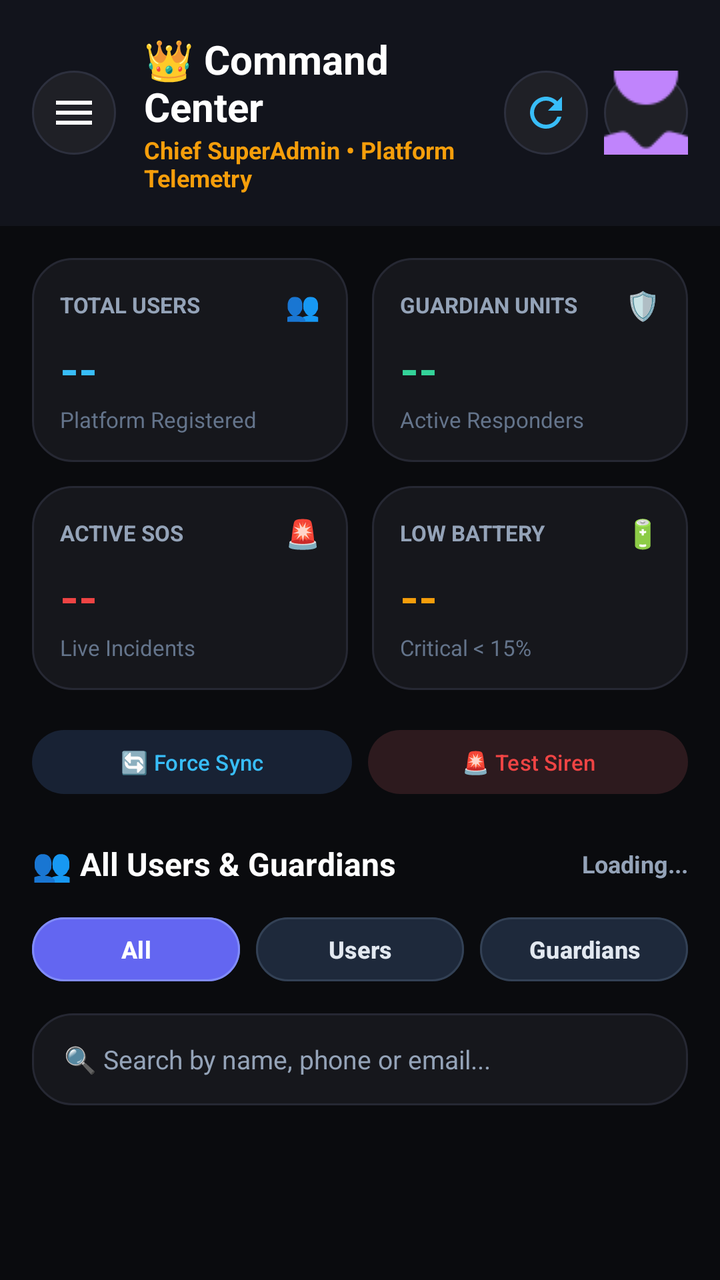
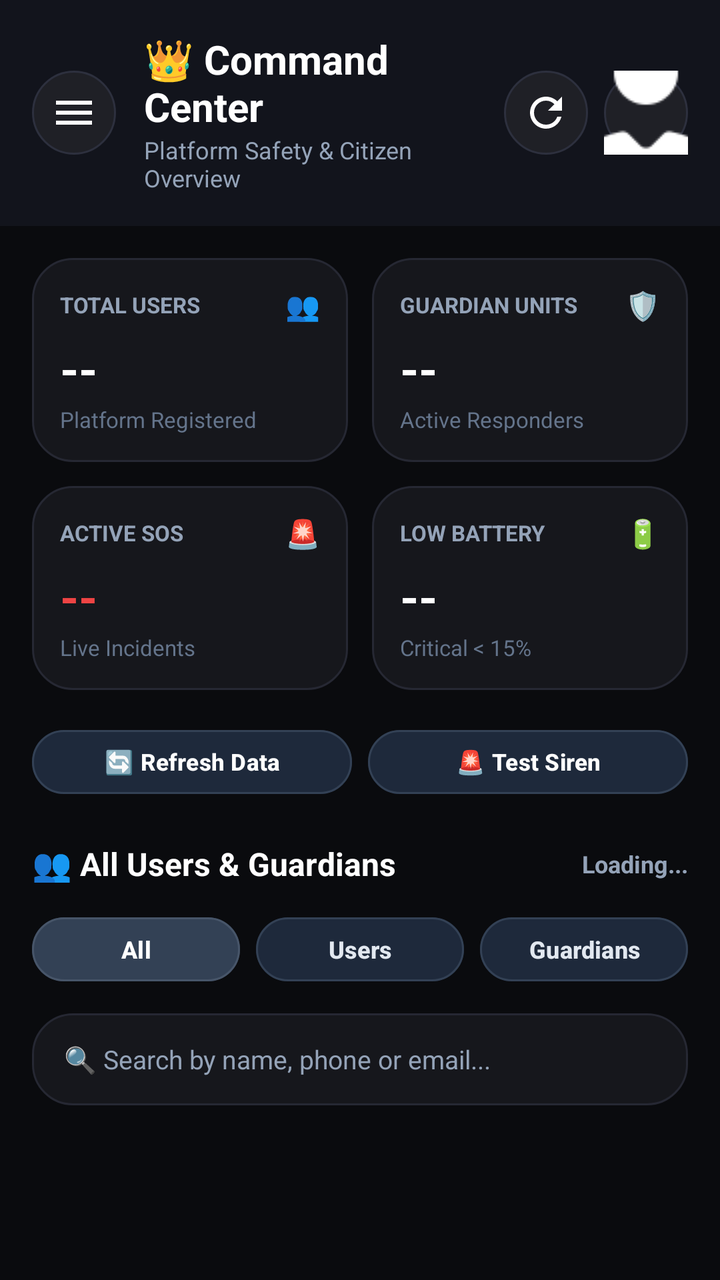

Before-and-after screenshots of an Android layout around one commit, followed by the original layout XML and the change that was made.
<!-- AndroidManifest.xml: application theme Theme.SheGuard -->
<!-- res/layout/fragment_super_admin_home.xml -->
<?xml version="1.0" encoding="utf-8"?>
<androidx.coordinatorlayout.widget.CoordinatorLayout xmlns:android="http://schemas.android.com/apk/res/android"
    xmlns:app="http://schemas.android.com/apk/res-auto"
    xmlns:tools="http://schemas.android.com/tools"
    android:layout_width="match_parent"
    android:layout_height="match_parent"
    android:background="#0A0B0E"
    android:fitsSystemWindows="true">

    <com.google.android.material.appbar.AppBarLayout
        android:id="@+id/app_bar_layout"
        android:layout_width="match_parent"
        android:layout_height="wrap_content"
        android:background="#12141C"
        app:elevation="2dp">

        <LinearLayout
            android:layout_width="match_parent"
            android:layout_height="wrap_content"
            android:orientation="horizontal"
            android:gravity="center_vertical"
            android:paddingStart="16dp"
            android:paddingEnd="16dp"
            android:paddingTop="16dp"
            android:paddingBottom="16dp">

            <ImageButton
                android:id="@+id/btn_menu"
                android:layout_width="42dp"
                android:layout_height="42dp"
                android:background="@drawable/bg_circle_info"
                android:src="@drawable/ic_menu"
                app:tint="#FFFFFF"
                android:contentDescription="Menu" />

            <LinearLayout
                android:layout_width="0dp"
                android:layout_height="wrap_content"
                android:layout_weight="1"
                android:layout_marginStart="14dp"
                android:orientation="vertical">

                <TextView
                    android:layout_width="wrap_content"
                    android:layout_height="wrap_content"
                    android:text="👑 Command Center"
                    android:textColor="#FFFFFF"
                    android:textSize="20sp"
                    android:textStyle="bold" />

                <TextView
                    android:id="@+id/tv_admin_subtitle"
                    android:layout_width="wrap_content"
                    android:layout_height="wrap_content"
                    android:text="Chief SuperAdmin • Platform Telemetry"
                    android:textColor="#F59E0B"
                    android:textSize="12sp"
                    android:textStyle="bold" />
            </LinearLayout>

            <ImageButton
                android:id="@+id/btn_refresh"
                android:layout_width="42dp"
                android:layout_height="42dp"
                android:background="@drawable/bg_circle_info"
                android:src="@drawable/ic_refresh"
                app:tint="#38BDF8"
                android:layout_marginEnd="8dp"
                android:contentDescription="Refresh" />

            <ImageButton
                android:id="@+id/btn_top_profile"
                android:layout_width="42dp"
                android:layout_height="42dp"
                android:background="@drawable/bg_circle_info"
                android:src="@drawable/ic_profile"
                app:tint="#C084FC"
                android:contentDescription="Profile" />
        </LinearLayout>
    </com.google.android.material.appbar.AppBarLayout>

    <androidx.core.widget.NestedScrollView
        android:layout_width="match_parent"
        android:layout_height="match_parent"
        android:fillViewport="true"
        app:layout_behavior="@string/appbar_scrolling_view_behavior">

        <LinearLayout
            android:layout_width="match_parent"
            android:layout_height="wrap_content"
            android:orientation="vertical"
            android:padding="16dp">

            
            <LinearLayout
                android:layout_width="match_parent"
                android:layout_height="wrap_content"
                android:orientation="horizontal"
                android:baselineAligned="false">

                
                <LinearLayout
                    android:layout_width="0dp"
                    android:layout_height="wrap_content"
                    android:layout_weight="1"
                    android:layout_marginEnd="6dp"
                    android:background="@drawable/bg_card_safety_dark"
                    android:orientation="vertical"
                    android:padding="14dp">

                    <LinearLayout
                        android:layout_width="match_parent"
                        android:layout_height="wrap_content"
                        android:orientation="horizontal"
                        android:gravity="center_vertical">

                        <TextView
                            android:layout_width="0dp"
                            android:layout_height="wrap_content"
                            android:layout_weight="1"
                            android:text="TOTAL USERS"
                            android:textColor="#94A3B8"
                            android:textSize="11sp"
                            android:textStyle="bold" />

                        <TextView
                            android:layout_width="wrap_content"
                            android:layout_height="wrap_content"
                            android:text="👥"
                            android:textSize="14sp" />
                    </LinearLayout>

                    <TextView
                        android:id="@+id/tv_stat_total_users"
                        android:layout_width="wrap_content"
                        android:layout_height="wrap_content"
                        android:layout_marginTop="6dp"
                        android:text="--"
                        android:textColor="#38BDF8"
                        android:textSize="24sp"
                        android:textStyle="bold" />

                    <TextView
                        android:layout_width="wrap_content"
                        android:layout_height="wrap_content"
                        android:layout_marginTop="2dp"
                        android:text="Platform Registered"
                        android:textColor="#64748B"
                        android:textSize="11sp" />
                </LinearLayout>

                
                <LinearLayout
                    android:layout_width="0dp"
                    android:layout_height="wrap_content"
                    android:layout_weight="1"
                    android:layout_marginStart="6dp"
                    android:background="@drawable/bg_card_safety_dark"
                    android:orientation="vertical"
                    android:padding="14dp">

                    <LinearLayout
                        android:layout_width="match_parent"
                        android:layout_height="wrap_content"
                        android:orientation="horizontal"
                        android:gravity="center_vertical">

                        <TextView
                            android:layout_width="0dp"
                            android:layout_height="wrap_content"
                            android:layout_weight="1"
                            android:text="GUARDIAN UNITS"
                            android:textColor="#94A3B8"
                            android:textSize="11sp"
                            android:textStyle="bold" />

                        <TextView
                            android:layout_width="wrap_content"
                            android:layout_height="wrap_content"
                            android:text="🛡️"
                            android:textSize="14sp" />
                    </LinearLayout>

                    <TextView
                        android:id="@+id/tv_stat_guardians"
                        android:layout_width="wrap_content"
                        android:layout_height="wrap_content"
                        android:layout_marginTop="6dp"
                        android:text="--"
                        android:textColor="#34D399"
                        android:textSize="24sp"
                        android:textStyle="bold" />

                    <TextView
                        android:layout_width="wrap_content"
                        android:layout_height="wrap_content"
                        android:layout_marginTop="2dp"
                        android:text="Active Responders"
                        android:textColor="#64748B"
                        android:textSize="11sp" />
                </LinearLayout>
            </LinearLayout>

            <LinearLayout
                android:layout_width="match_parent"
                android:layout_height="wrap_content"
                android:layout_marginTop="12dp"
                android:orientation="horizontal"
                android:baselineAligned="false">

                
                <LinearLayout
                    android:layout_width="0dp"
                    android:layout_height="wrap_content"
                    android:layout_weight="1"
                    android:layout_marginEnd="6dp"
                    android:background="@drawable/bg_card_safety_dark"
                    android:orientation="vertical"
                    android:padding="14dp">

                    <LinearLayout
                        android:layout_width="match_parent"
                        android:layout_height="wrap_content"
                        android:orientation="horizontal"
                        android:gravity="center_vertical">

                        <TextView
                            android:layout_width="0dp"
                            android:layout_height="wrap_content"
                            android:layout_weight="1"
                            android:text="ACTIVE SOS"
                            android:textColor="#94A3B8"
                            android:textSize="11sp"
                            android:textStyle="bold" />

                        <TextView
                            android:layout_width="wrap_content"
                            android:layout_height="wrap_content"
                            android:text="🚨"
                            android:textSize="14sp" />
                    </LinearLayout>

                    <TextView
                        android:id="@+id/tv_stat_active_sos"
                        android:layout_width="wrap_content"
                        android:layout_height="wrap_content"
                        android:layout_marginTop="6dp"
                        android:text="--"
                        android:textColor="#EF4444"
                        android:textSize="24sp"
                        android:textStyle="bold" />

                    <TextView
                        android:layout_width="wrap_content"
                        android:layout_height="wrap_content"
                        android:layout_marginTop="2dp"
                        android:text="Live Incidents"
                        android:textColor="#64748B"
                        android:textSize="11sp" />
                </LinearLayout>

                
                <LinearLayout
                    android:layout_width="0dp"
                    android:layout_height="wrap_content"
                    android:layout_weight="1"
                    android:layout_marginStart="6dp"
                    android:background="@drawable/bg_card_safety_dark"
                    android:orientation="vertical"
                    android:padding="14dp">

                    <LinearLayout
                        android:layout_width="match_parent"
                        android:layout_height="wrap_content"
                        android:orientation="horizontal"
                        android:gravity="center_vertical">

                        <TextView
                            android:layout_width="0dp"
                            android:layout_height="wrap_content"
                            android:layout_weight="1"
                            android:text="LOW BATTERY"
                            android:textColor="#94A3B8"
                            android:textSize="11sp"
                            android:textStyle="bold" />

                        <TextView
                            android:layout_width="wrap_content"
                            android:layout_height="wrap_content"
                            android:text="🔋"
                            android:textSize="14sp" />
                    </LinearLayout>

                    <TextView
                        android:id="@+id/tv_stat_low_battery"
                        android:layout_width="wrap_content"
                        android:layout_height="wrap_content"
                        android:layout_marginTop="6dp"
                        android:text="--"
                        android:textColor="#F59E0B"
                        android:textSize="24sp"
                        android:textStyle="bold" />

                    <TextView
                        android:layout_width="wrap_content"
                        android:layout_height="wrap_content"
                        android:layout_marginTop="2dp"
                        android:text="Critical &lt; 15%"
                        android:textColor="#64748B"
                        android:textSize="11sp" />
                </LinearLayout>
            </LinearLayout>

            
            <LinearLayout
                android:id="@+id/layout_admin_distress_card"
                android:layout_width="match_parent"
                android:layout_height="wrap_content"
                android:layout_marginTop="16dp"
                android:background="@drawable/bg_card_safety_dark"
                android:orientation="vertical"
                android:padding="16dp"
                android:visibility="gone">

                <TextView
                    android:layout_width="wrap_content"
                    android:layout_height="wrap_content"
                    android:text="🚨 ACTIVE DISTRESS EMERGENCY IN PROGRESS"
                    android:textColor="#EF4444"
                    android:textSize="13sp"
                    android:textStyle="bold" />

                <TextView
                    android:id="@+id/tv_admin_sos_desc"
                    android:layout_width="wrap_content"
                    android:layout_height="wrap_content"
                    android:layout_marginTop="6dp"
                    android:text="Incident details loading..."
                    android:textColor="#FFFFFF"
                    android:textSize="13sp" />
            </LinearLayout>

            
            <LinearLayout
                android:layout_width="match_parent"
                android:layout_height="wrap_content"
                android:layout_marginTop="16dp"
                android:orientation="horizontal">

                <com.google.android.material.button.MaterialButton
                    android:id="@+id/btn_quick_resync"
                    style="@style/Widget.Material3.Button.TonalButton"
                    android:layout_width="0dp"
                    android:layout_height="40dp"
                    android:layout_weight="1"
                    android:layout_marginEnd="4dp"
                    android:text="🔄 Force Sync"
                    android:textColor="#38BDF8"
                    android:textSize="11sp"
                    app:backgroundTint="#182234"
                    app:cornerRadius="20dp" />

                <com.google.android.material.button.MaterialButton
                    android:id="@+id/btn_quick_siren"
                    style="@style/Widget.Material3.Button.TonalButton"
                    android:layout_width="0dp"
                    android:layout_height="40dp"
                    android:layout_weight="1"
                    android:layout_marginStart="4dp"
                    android:text="🚨 Test Siren"
                    android:textColor="#EF4444"
                    android:textSize="11sp"
                    app:backgroundTint="#2D1A1E"
                    app:cornerRadius="20dp" />
            </LinearLayout>

            
            <LinearLayout
                android:layout_width="match_parent"
                android:layout_height="wrap_content"
                android:layout_marginTop="20dp"
                android:layout_marginBottom="12dp"
                android:orientation="horizontal"
                android:gravity="center_vertical">

                <TextView
                    android:layout_width="0dp"
                    android:layout_height="wrap_content"
                    android:layout_weight="1"
                    android:text="👥 All Users &amp; Guardians"
                    android:textColor="#FFFFFF"
                    android:textSize="16sp"
                    android:textStyle="bold" />

                <TextView
                    android:id="@+id/tv_admin_user_count"
                    android:layout_width="wrap_content"
                    android:layout_height="wrap_content"
                    android:text="Loading..."
                    android:textColor="#94A3B8"
                    android:textSize="12sp"
                    android:textStyle="bold" />
            </LinearLayout>

            
            <LinearLayout
                android:layout_width="match_parent"
                android:layout_height="wrap_content"
                android:orientation="horizontal"
                android:layout_marginBottom="12dp">

                <com.google.android.material.button.MaterialButton
                    android:id="@+id/btn_filter_all"
                    android:layout_width="0dp"
                    android:layout_height="40dp"
                    android:layout_weight="1"
                    android:layout_marginEnd="4dp"
                    android:text="All"
                    android:textColor="#FFFFFF"
                    android:textSize="12sp"
                    android:textStyle="bold"
                    app:backgroundTint="#6366F1"
                    app:strokeColor="#818CF8"
                    app:strokeWidth="1dp"
                    app:cornerRadius="20dp" />

                <com.google.android.material.button.MaterialButton
                    android:id="@+id/btn_filter_users"
                    android:layout_width="0dp"
                    android:layout_height="40dp"
                    android:layout_weight="1"
                    android:layout_marginStart="4dp"
                    android:layout_marginEnd="4dp"
                    android:text="Users"
                    android:textColor="#E2E8F0"
                    android:textSize="12sp"
                    android:textStyle="bold"
                    app:backgroundTint="#1E293B"
                    app:strokeColor="#334155"
                    app:strokeWidth="1dp"
                    app:cornerRadius="20dp" />

                <com.google.android.material.button.MaterialButton
                    android:id="@+id/btn_filter_guardians"
                    android:layout_width="0dp"
                    android:layout_height="40dp"
                    android:layout_weight="1"
                    android:layout_marginStart="4dp"
                    android:text="Guardians"
                    android:textColor="#E2E8F0"
                    android:textSize="12sp"
                    android:textStyle="bold"
                    app:backgroundTint="#1E293B"
                    app:strokeColor="#334155"
                    app:strokeWidth="1dp"
                    app:cornerRadius="20dp" />
            </LinearLayout>

            
            <EditText
                android:id="@+id/et_search_directory"
                android:layout_width="match_parent"
                android:layout_height="46dp"
                android:background="@drawable/bg_card_safety_dark"
                android:hint="🔍 Search by name, phone or email..."
                android:textColorHint="#94A3B8"
                android:textColor="#FFFFFF"
                android:textSize="13sp"
                android:paddingStart="16dp"
                android:paddingEnd="16dp"
                android:layout_marginBottom="14dp"
                android:inputType="text" />

            
            <ProgressBar
                android:id="@+id/pb_admin_loading"
                android:layout_width="wrap_content"
                android:layout_height="wrap_content"
                android:layout_gravity="center_horizontal"
                android:layout_margin="24dp"
                android:indeterminateTint="#F59E0B"
                android:visibility="gone" />

            
            <LinearLayout
                android:id="@+id/layout_admin_directory_list"
                android:layout_width="match_parent"
                android:layout_height="wrap_content"
                android:orientation="vertical" />

        </LinearLayout>
    </androidx.core.widget.NestedScrollView>

</androidx.coordinatorlayout.widget.CoordinatorLayout>
<!-- resources referenced by this layout -->
<resources>
  <!-- drawable bg_card_safety_dark (drawable) -->
  <?xml version="1.0" encoding="utf-8"?>
  <shape xmlns:android="http://schemas.android.com/apk/res/android"
      android:shape="rectangle">
      <solid android:color="#16171C" />
      <corners android:radius="20dp" />
      <stroke
          android:width="1dp"
          android:color="#262833" />
  </shape>
  <!-- drawable bg_circle_info (drawable) -->
  <?xml version="1.0" encoding="utf-8"?>
  <shape xmlns:android="http://schemas.android.com/apk/res/android"
      android:shape="oval">
      <solid android:color="#1F2026" />
      <size
          android:width="40dp"
          android:height="40dp" />
      <stroke
          android:width="1dp"
          android:color="#2D303E" />
  </shape>
  <!-- drawable ic_menu (drawable) -->
  <vector xmlns:android="http://schemas.android.com/apk/res/android"
      android:width="24dp"
      android:height="24dp"
      android:viewportWidth="24"
      android:viewportHeight="24">
    <path
        android:fillColor="#FFFFFFFF"
        android:pathData="M3,18h18v-2L3,16v2zM3,13h18v-2L3,11v2zM3,6v2h18L21,6L3,6z"/>
  </vector>
  <!-- drawable ic_profile: png bitmap (drawable, 943 bytes) -->
  <!-- drawable ic_refresh (drawable) -->
  <vector xmlns:android="http://schemas.android.com/apk/res/android"
      android:width="24dp"
      android:height="24dp"
      android:viewportWidth="24"
      android:viewportHeight="24"
      android:tint="?attr/colorControlNormal">
    <path
        android:fillColor="@android:color/white"
        android:pathData="M17.65,6.35C16.2,4.9 14.21,4 12,4c-4.42,0 -7.99,3.58 -7.99,8s3.57,8 7.99,8c3.73,0 6.84,-2.55 7.73,-6h-2.08c-0.82,2.33 -3.04,4 -5.65,4 -3.31,0 -6,-2.69 -6,-6s2.69,-6 6,-6c1.66,0 3.14,0.69 4.22,1.78L13,11h7V4l-2.35,2.35z"/>
  </vector>
  <style name="Theme.SheGuard" parent="Base.Theme.SheGuard" />
  <style name="Base.Theme.SheGuard" parent="Theme.Material3.DayNight.NoActionBar">
          
          <item name="android:statusBarColor">@android:color/transparent</item>
          <item name="android:windowLightStatusBar">true</item>
  
          
          <item name="android:navigationBarColor">@android:color/transparent</item>
          <item name="android:windowLightNavigationBar">true</item>
  
          
          <item name="colorPrimary">@color/colorPrimary</item>
          <item name="colorPrimaryVariant">@color/colorPrimaryDark</item>
          <item name="colorSecondary">@color/colorAccent</item>
          <item name="android:windowBackground">@color/surface_background</item>
          <item name="colorSurface">@color/surface_card</item>
          <item name="colorOnSurface">@color/textColorPrimary</item>
      </style>
  <color name="colorPrimary">#FF2E93</color>
  <color name="colorPrimaryDark">#D81173</color>
  <color name="colorAccent">#10B981</color>
  <color name="surface_background">#F8FAFC</color>
  <color name="surface_card">#FFFFFF</color>
  <color name="textColorPrimary">#0F172A</color>
</resources>

<!-- the commit's change to res/layout/fragment_super_admin_home.xml (unified diff, before → after) -->
@@ -52,10 +52,9 @@
                     android:id="@+id/tv_admin_subtitle"
                     android:layout_width="wrap_content"
                     android:layout_height="wrap_content"
-                    android:text="Chief SuperAdmin • Platform Telemetry"
-                    android:textColor="#F59E0B"
-                    android:textSize="12sp"
-                    android:textStyle="bold" />
+                    android:text="Platform Safety &amp; Citizen Overview"
+                    android:textColor="#94A3B8"
+                    android:textSize="12sp" />
             </LinearLayout>
 
             <ImageButton
@@ -64,7 +63,7 @@
                 android:layout_height="42dp"
                 android:background="@drawable/bg_circle_info"
                 android:src="@drawable/ic_refresh"
-                app:tint="#38BDF8"
+                app:tint="#FFFFFF"
                 android:layout_marginEnd="8dp"
                 android:contentDescription="Refresh" />
 
@@ -74,7 +73,7 @@
                 android:layout_height="42dp"
                 android:background="@drawable/bg_circle_info"
                 android:src="@drawable/ic_profile"
-                app:tint="#C084FC"
+                app:tint="#FFFFFF"
                 android:contentDescription="Profile" />
         </LinearLayout>
     </com.google.android.material.appbar.AppBarLayout>
@@ -136,7 +135,7 @@
                         android:layout_height="wrap_content"
                         android:layout_marginTop="6dp"
                         android:text="--"
-                        android:textColor="#38BDF8"
+                        android:textColor="#FFFFFF"
                         android:textSize="24sp"
                         android:textStyle="bold" />
 
@@ -187,7 +186,7 @@
                         android:layout_height="wrap_content"
                         android:layout_marginTop="6dp"
                         android:text="--"
-                        android:textColor="#34D399"
+                        android:textColor="#FFFFFF"
                         android:textSize="24sp"
                         android:textStyle="bold" />
 
@@ -297,7 +296,7 @@
                         android:layout_height="wrap_content"
                         android:layout_marginTop="6dp"
                         android:text="--"
-                        android:textColor="#F59E0B"
+                        android:textColor="#FFFFFF"
                         android:textSize="24sp"
                         android:textStyle="bold" />
 
@@ -349,28 +348,32 @@
 
                 <com.google.android.material.button.MaterialButton
                     android:id="@+id/btn_quick_resync"
-                    style="@style/Widget.Material3.Button.TonalButton"
                     android:layout_width="0dp"
                     android:layout_height="40dp"
                     android:layout_weight="1"
                     android:layout_marginEnd="4dp"
-                    android:text="🔄 Force Sync"
-                    android:textColor="#38BDF8"
-                    android:textSize="11sp"
-                    app:backgroundTint="#182234"
+                    android:text="🔄 Refresh Data"
+                    android:textColor="#FFFFFF"
+                    android:textSize="11.5sp"
+                    android:textStyle="bold"
+                    app:backgroundTint="#1E293B"
+                    app:strokeColor="#334155"
+                    app:strokeWidth="1dp"
                     app:cornerRadius="20dp" />
 
                 <com.google.android.material.button.MaterialButton
                     android:id="@+id/btn_quick_siren"
-                    style="@style/Widget.Material3.Button.TonalButton"
                     android:layout_width="0dp"
                     android:layout_height="40dp"
                     android:layout_weight="1"
                     android:layout_marginStart="4dp"
                     android:text="🚨 Test Siren"
-                    android:textColor="#EF4444"
-                    android:textSize="11sp"
-                    app:backgroundTint="#2D1A1E"
+                    android:textColor="#FFFFFF"
+                    android:textSize="11.5sp"
+                    android:textStyle="bold"
+                    app:backgroundTint="#1E293B"
+                    app:strokeColor="#334155"
+                    app:strokeWidth="1dp"
                     app:cornerRadius="20dp" />
             </LinearLayout>
 
@@ -419,8 +422,8 @@
                     android:textColor="#FFFFFF"
                     android:textSize="12sp"
                     android:textStyle="bold"
-                    app:backgroundTint="#6366F1"
-                    app:strokeColor="#818CF8"
+                    app:backgroundTint="#334155"
+                    app:strokeColor="#475569"
                     app:strokeWidth="1dp"
                     app:cornerRadius="20dp" />
 
